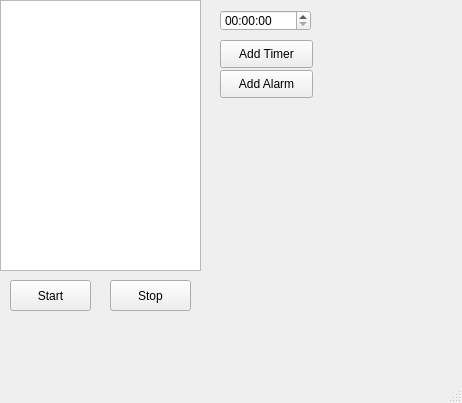
Before: the Qt Designer form mainwindow.ui in PavelPilpipenko/QtProgect1, drawn with Qt 5.
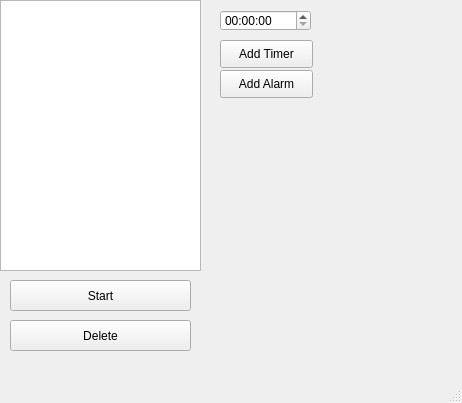
After: the same form once the commit is applied.

Commit message: vector of timers. Delete button.

```diff
--- a/mainwindow.ui
+++ b/mainwindow.ui
@@ -29,7 +29,7 @@
      <rect>
       <x>10</x>
       <y>280</y>
-      <width>81</width>
+      <width>181</width>
       <height>31</height>
      </rect>
     </property>
@@ -37,19 +37,6 @@
      <string>Start</string>
     </property>
    </widget>
-   <widget class="QPushButton" name="stop">
-    <property name="geometry">
-     <rect>
-      <x>110</x>
-      <y>280</y>
-      <width>81</width>
-      <height>31</height>
-     </rect>
-    </property>
-    <property name="text">
-     <string>Stop</string>
-    </property>
-   </widget>
    <widget class="QTimeEdit" name="timeEdit">
     <property name="geometry">
      <rect>
@@ -92,6 +79,19 @@
      <string>Add Alarm</string>
     </property>
    </widget>
+   <widget class="QPushButton" name="Delete">
+    <property name="geometry">
+     <rect>
+      <x>10</x>
+      <y>320</y>
+      <width>181</width>
+      <height>31</height>
+     </rect>
+    </property>
+    <property name="text">
+     <string>Delete</string>
+    </property>
+   </widget>
   </widget>
   <widget class="QMenuBar" name="menubar">
    <property name="geometry">
```
The commit also changes 5 other files.
